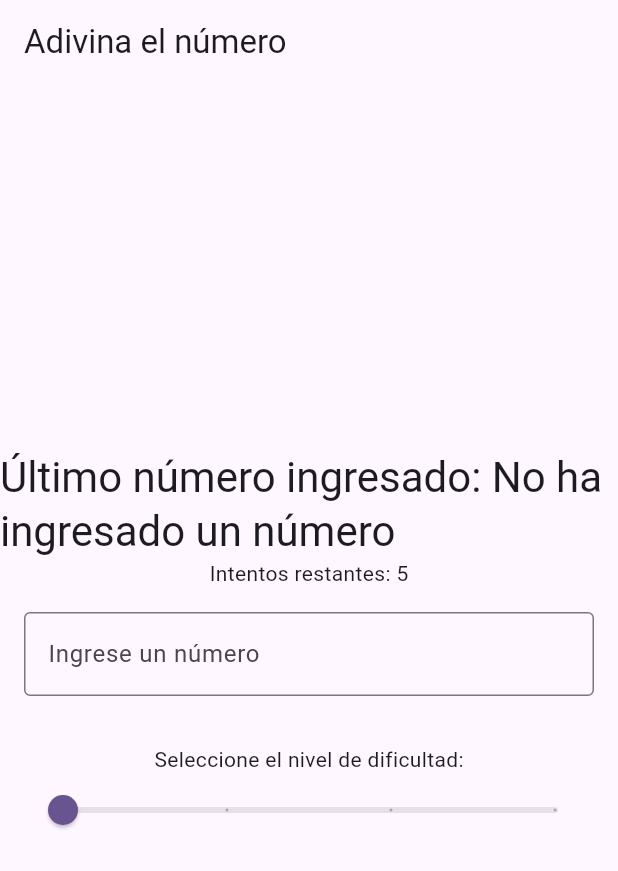
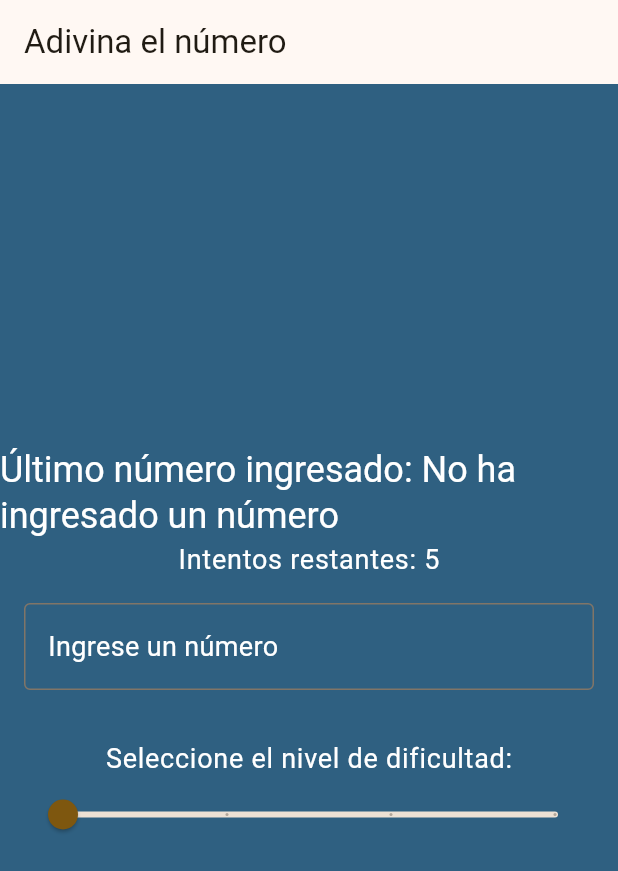
Before and after one commit to cuevasrja/AdivinaElNumero-Desafio, a Flutter app: the screen it shows after launch, on a phone screen of 412 x 824 dp. Shown: the top 871 px of the screen. Run offline on Flutter 3.47's test engine with Material 3 defaults, Android fonts, the phone set to English and light mode, and no system bars.

Commit message:
Mejorar la apariencia de DifficultySlider y StatusLabels con estilos de texto personalizados y ajustar el diseño del cuerpo principal de la aplicación.

```diff
--- a/lib/components/difficulty_slider.dart
+++ b/lib/components/difficulty_slider.dart
@@ -20,7 +20,10 @@ class DifficultySlider extends StatelessWidget {
       padding: const EdgeInsets.all(16.0),
       child: Column(
         children: [
-          Text('Seleccione el nivel de dificultad:'),
+          Text(
+            'Seleccione el nivel de dificultad:',
+            style: Theme.of(context).textTheme.bodyLarge,
+          ),
           Slider(
             value: difficultyLevel,
             min: 0,
--- a/lib/components/status_labels.dart
+++ b/lib/components/status_labels.dart
@@ -22,6 +22,7 @@ class StatusLabels extends StatelessWidget {
         ),
         Text(
           'Intentos restantes: $numberTries',
+          style: Theme.of(context).textTheme.bodyLarge,
         ),
       ],
     );
--- a/lib/main.dart
+++ b/lib/main.dart
@@ -14,8 +14,13 @@ class MyApp extends StatelessWidget {
     return MaterialApp(
       title: 'Adivina el número',
       theme: ThemeData(
-        colorScheme: ColorScheme.fromSeed(seedColor: Colors.deepPurple),
+        colorScheme: ColorScheme.fromSeed(seedColor: const Color.fromARGB(255, 255, 174, 0)),
         useMaterial3: true,
+        textTheme: const TextTheme(
+          bodyLarge: TextStyle(color: Colors.white, fontSize: 18),
+          bodyMedium: TextStyle(color: Colors.white, fontSize: 18),
+          headlineMedium: TextStyle(color: Colors.white, fontSize: 24),
+        ),
       ),
       home: const MyHomePage(title: 'Adivina el número'),
     );
@@ -148,7 +153,9 @@ class _MyHomePageState extends State<MyHomePage> {
       appBar: AppBar(
         title: Text(widget.title),
       ),
-      body: Center(
+      body: Container(
+        color: const Color.fromARGB(255, 47, 96, 129),
+        child: Center(
           child: Column(
             mainAxisAlignment: MainAxisAlignment.center,
             children: <Widget>[
@@ -161,10 +168,14 @@ class _MyHomePageState extends State<MyHomePage> {
                 padding: const EdgeInsets.all(16.0),
                 child: TextField(
                   controller: _controller,
-                decoration: const InputDecoration(
-                  border: OutlineInputBorder(),
+                  decoration: InputDecoration(
+                    border: OutlineInputBorder(
+                      borderSide: BorderSide(color: Colors.white),
+                    ),
                     labelText: 'Ingrese un número',
+                    labelStyle: Theme.of(context).textTheme.bodyMedium,
                   ),
+                  style: Theme.of(context).textTheme.bodyMedium,
                   keyboardType: TextInputType.number,
                   onSubmitted: (value) {
                     setState(() {
@@ -185,6 +196,7 @@ class _MyHomePageState extends State<MyHomePage> {
             ],
           ),
         ),
+      ),
     );
   }
 }
```
Lines whose indentation alone changed are shown as unchanged.
